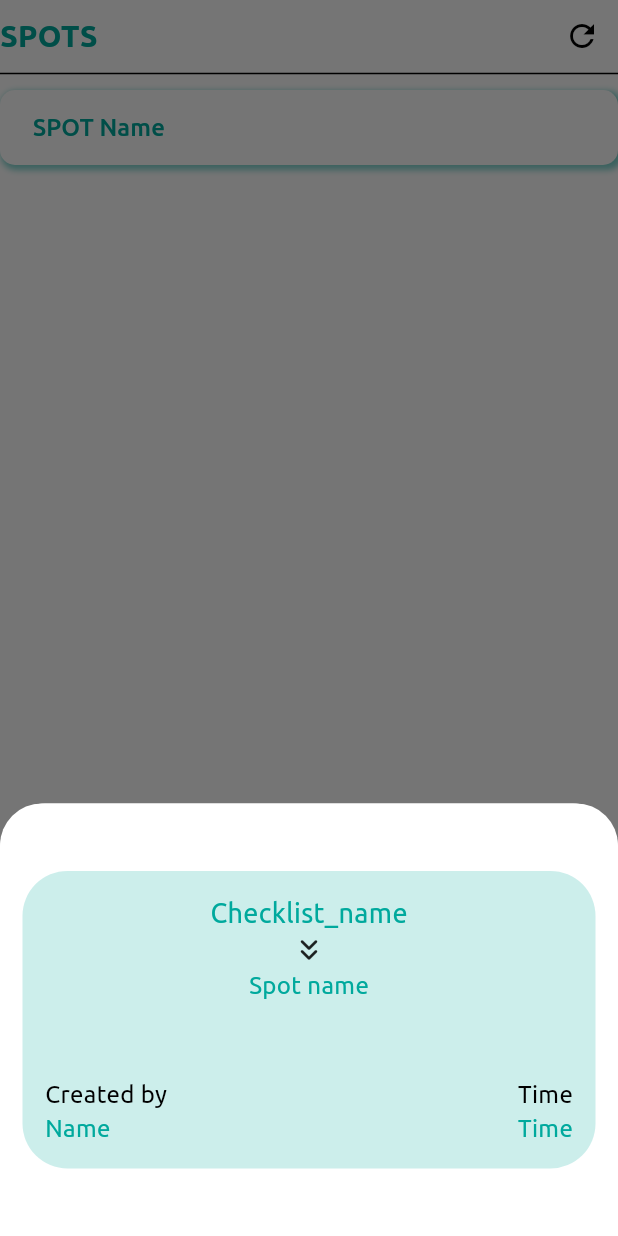
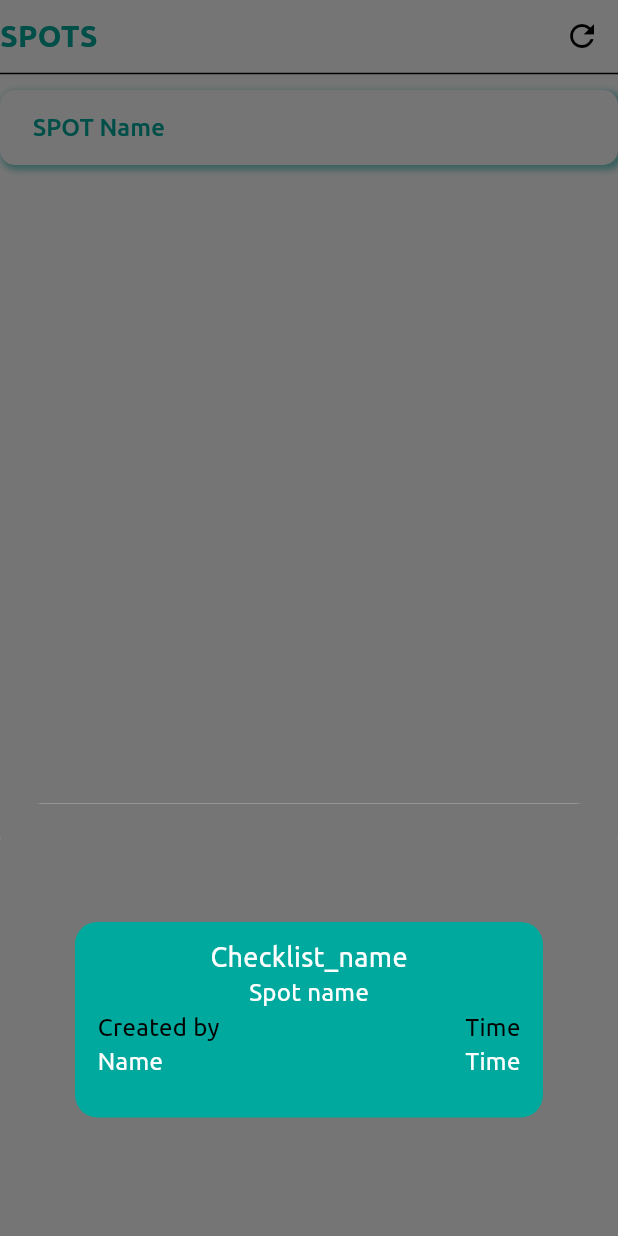
Before and after one commit to Ruban5400/reallist-app-ui, a Flutter app: the SpotList widget shown alone on an empty page, opened directly, after a tap on "SPOT Name", on a phone screen of 412 x 824 dp. Run offline on Flutter 3.47's test engine with Material 2 defaults, Android fonts, the phone set to English and light mode, and no system bars; our stand-ins replace curved_labeled_navigation_bar, percent_indicator, shared_preferences, smooth_page_indicator; accounts and stored records are empty.

Commit message:
spot card

```diff
--- a/lib/Home/spot_details.dart
+++ b/lib/Home/spot_details.dart
@@ -7,27 +7,28 @@ class SpotDetails extends StatelessWidget {
   Widget build(BuildContext context) {
     return Container(
       width: double.infinity,
-      margin: EdgeInsets.symmetric(horizontal: 15, vertical: 45),
-      padding: EdgeInsets.all(15),
+      margin: EdgeInsets.symmetric(horizontal: 50, vertical: 79),
+      padding: EdgeInsets.symmetric(horizontal: 15,vertical: 10),
       decoration: new BoxDecoration(
-          color: Theme.of(context).colorScheme.primary.withOpacity(0.2),
+          color: Theme.of(context).colorScheme.primary,
           borderRadius: new BorderRadius.all(
-            Radius.circular(30),
-          )),
+            Radius.circular(15),
+          ),
+          ),
       child: Column(
         children: [
           Text(
             'Checklist_name',
             style: TextStyle(
-                fontSize: 18, color: Theme.of(context).colorScheme.primary),
+                fontSize: 18, color: Colors.white),
           ),
-          Icon(Icons.keyboard_double_arrow_down_rounded),
+          // Icon(Icons.keyboard_double_arrow_down_rounded),
           Text(
             'Spot name',
             style: TextStyle(
-                fontSize: 16, color: Theme.of(context).colorScheme.primary),
+                fontSize: 16, color: Colors.white),
           ),
-          Spacer(),
+          // Spacer(),
           Row(
             children: [
               Text(
@@ -46,13 +47,13 @@ class SpotDetails extends StatelessWidget {
               Text(
                 'Name',
                 style: TextStyle(
-                    fontSize: 16, color: Theme.of(context).colorScheme.primary),
+                    fontSize: 16, color: Colors.white),
               ),
               Spacer(),
               Text(
                 'Time',
                 style: TextStyle(
-                    fontSize: 16, color: Theme.of(context).colorScheme.primary),
+                    fontSize: 16, color: Colors.white),
               ),
             ],
           ),
--- a/lib/Home/spots.dart
+++ b/lib/Home/spots.dart
@@ -63,10 +63,12 @@ class SpotList extends StatelessWidget {
                     // margin: EdgeInsets.all(20),
                     height: MediaQuery.of(context).size.height * 0.35,
                     decoration: new BoxDecoration(
-                        color: Color(0xFFffffff).withOpacity(1),
-                        borderRadius: new BorderRadius.all(
-                          Radius.circular(30),
-                        )),
+                        color: Color.fromRGBO(117, 117, 117, 0.0).withOpacity(1),
+                        borderRadius: new BorderRadius.only(
+                          topLeft: Radius.circular(25),
+                          topRight: Radius.circular(25)
+                        ),
+                        ),
                     child: SpotDetails(),
                   ),
                 );
```
